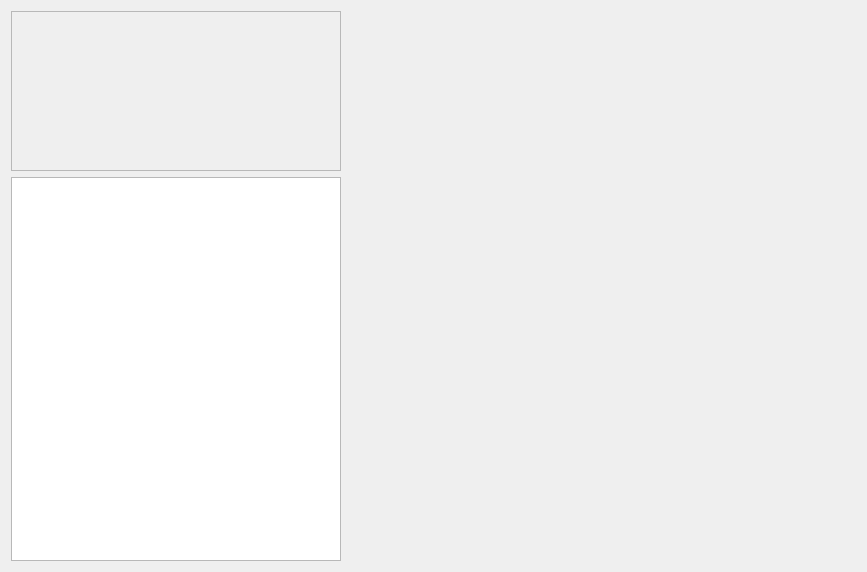
mk4me/hm-mde-one, file trunk/src/edr/src/hmm_view/ui/AnalisisWidget.ui: the form before one commit.
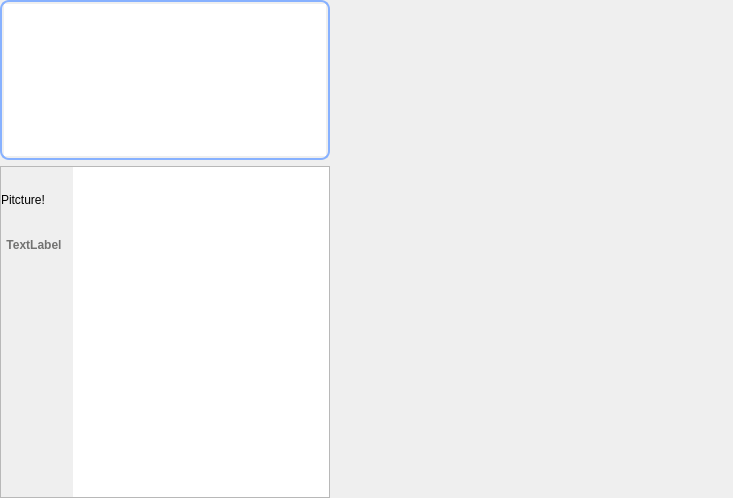
The form after the commit.

```diff
--- a/trunk/src/edr/src/hmm_view/ui/AnalisisWidget.ui
+++ b/trunk/src/edr/src/hmm_view/ui/AnalisisWidget.ui
@@ -6,23 +6,29 @@
    <rect>
     <x>0</x>
     <y>0</y>
-    <width>867</width>
-    <height>572</height>
+    <width>733</width>
+    <height>498</height>
    </rect>
   </property>
   <property name="windowTitle">
    <string>Form</string>
   </property>
-  <layout class="QHBoxLayout" name="horizontalLayout">
+  <property name="styleSheet">
+   <string notr="true"/>
+  </property>
+  <layout class="QHBoxLayout" name="horizontalLayout_2">
+   <property name="margin">
+    <number>0</number>
+   </property>
    <item>
-    <layout class="QVBoxLayout" name="verticalLayout">
+    <layout class="QVBoxLayout" name="verticalLayout_2">
      <item>
       <widget class="QScrollArea" name="scrollArea">
        <property name="enabled">
         <bool>true</bool>
        </property>
        <property name="sizePolicy">
-        <sizepolicy hsizetype="Preferred" vsizetype="Preferred">
+        <sizepolicy hsizetype="Minimum" vsizetype="Minimum">
          <horstretch>0</horstretch>
          <verstretch>0</verstretch>
         </sizepolicy>
@@ -35,12 +41,20 @@
        </property>
        <property name="maximumSize">
         <size>
-         <width>330</width>
-         <height>160</height>
+         <width>16777215</width>
+         <height>16777215</height>
         </size>
        </property>
        <property name="styleSheet">
-        <string notr="true">QScrollBar:horizontal {											 
+        <string notr="true">QScrollArea { 
+     border: 2px solid; 
+     border-color: rgb(135, 177, 255);
+     border-radius: 9px; 
+	padding: 2px;
+ } 
+
+
+QScrollBar:horizontal {											 
 		border: 1px ridge grey;											 
 		background: #FFFFFF;											
 		height: 4px;													
@@ -114,23 +128,118 @@
          <rect>
           <x>0</x>
           <y>0</y>
-          <width>328</width>
-          <height>158</height>
+          <width>329</width>
+          <height>152</height>
          </rect>
         </property>
+        <property name="styleSheet">
+         <string notr="true">background-color: rgb(255, 255, 255);</string>
+        </property>
        </widget>
       </widget>
      </item>
      <item>
-      <widget class="QTreeWidget" name="treeWidget">
+      <widget class="QFrame" name="frame">
        <property name="sizePolicy">
-        <sizepolicy hsizetype="Preferred" vsizetype="Expanding">
+        <sizepolicy hsizetype="Minimum" vsizetype="Preferred">
          <horstretch>0</horstretch>
          <verstretch>0</verstretch>
         </sizepolicy>
        </property>
        <property name="styleSheet">
-        <string notr="true">QScrollBar:horizontal {											 
+        <string notr="true">QFrame { 
+     border: 2px solid; 
+     border-color: rgb(135, 177, 255);
+     border-radius: 9px; 
+	padding: 2px;
+ } 
+
+background-color: rgb(255, 255, 255);
+</string>
+       </property>
+       <property name="frameShape">
+        <enum>QFrame::StyledPanel</enum>
+       </property>
+       <property name="frameShadow">
+        <enum>QFrame::Raised</enum>
+       </property>
+       <layout class="QHBoxLayout" name="horizontalLayout">
+        <property name="margin">
+         <number>0</number>
+        </property>
+        <item>
+         <layout class="QVBoxLayout" name="verticalLayout">
+          <item>
+           <widget class="QLabel" name="picture">
+            <property name="minimumSize">
+             <size>
+              <width>65</width>
+              <height>65</height>
+             </size>
+            </property>
+            <property name="styleSheet">
+             <string notr="true">border:none;</string>
+            </property>
+            <property name="text">
+             <string>Pitcture!</string>
+            </property>
+           </widget>
+          </item>
+          <item>
+           <widget class="QLabel" name="label">
+            <property name="font">
+             <font>
+              <weight>75</weight>
+              <bold>true</bold>
+             </font>
+            </property>
+            <property name="styleSheet">
+             <string notr="true">QFrame { 
+     border: none;
+	color: rgb(114, 114, 113);
+ } 
+
+
+</string>
+            </property>
+            <property name="text">
+             <string>TextLabel</string>
+            </property>
+            <property name="alignment">
+             <set>Qt::AlignCenter</set>
+            </property>
+           </widget>
+          </item>
+          <item>
+           <spacer name="verticalSpacer">
+            <property name="orientation">
+             <enum>Qt::Vertical</enum>
+            </property>
+            <property name="sizeHint" stdset="0">
+             <size>
+              <width>20</width>
+              <height>40</height>
+             </size>
+            </property>
+           </spacer>
+          </item>
+         </layout>
+        </item>
+        <item>
+         <widget class="QTreeWidget" name="treeWidget">
+          <property name="sizePolicy">
+           <sizepolicy hsizetype="Minimum" vsizetype="Expanding">
+            <horstretch>0</horstretch>
+            <verstretch>0</verstretch>
+           </sizepolicy>
+          </property>
+          <property name="styleSheet">
+           <string notr="true">QTreeWidget { 
+     border: none;
+ } 
+
+
+QScrollBar:horizontal {											 
 		border: 1px ridge grey;											 
 		background: #FFFFFF;											
 		height: 4px;													
@@ -189,15 +298,18 @@
 		border: 0px outset grey;										
 		min-height: 20px;												
 		}					</string>
-       </property>
-       <attribute name="headerVisible">
-        <bool>false</bool>
-       </attribute>
-       <column>
-        <property name="text">
-         <string notr="true">1</string>
-        </property>
-       </column>
+          </property>
+          <attribute name="headerVisible">
+           <bool>false</bool>
+          </attribute>
+          <column>
+           <property name="text">
+            <string notr="true">1</string>
+           </property>
+          </column>
+         </widget>
+        </item>
+       </layout>
       </widget>
      </item>
     </layout>
```
